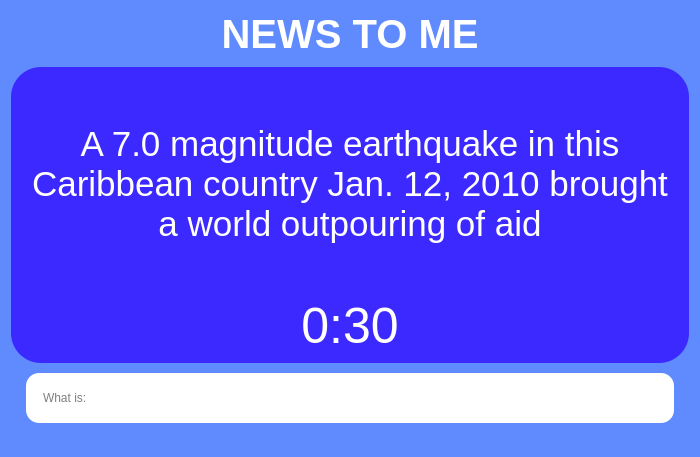
The window that ui/question_prompt.ui (ZaidArshad/Multiplayer-Jeopardy) describes before a commit, drawn with Qt 5.
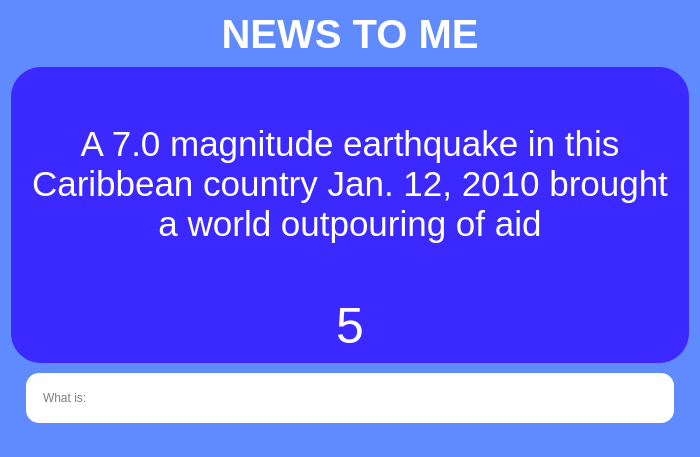
The same window after the commit.

Patch:
```diff
--- a/ui/question_prompt.ui
+++ b/ui/question_prompt.ui
@@ -144,7 +144,7 @@
 }</string>
         </property>
         <property name="text">
-         <string>0:30</string>
+         <string>5</string>
         </property>
         <property name="alignment">
          <set>Qt::AlignCenter</set>
```
